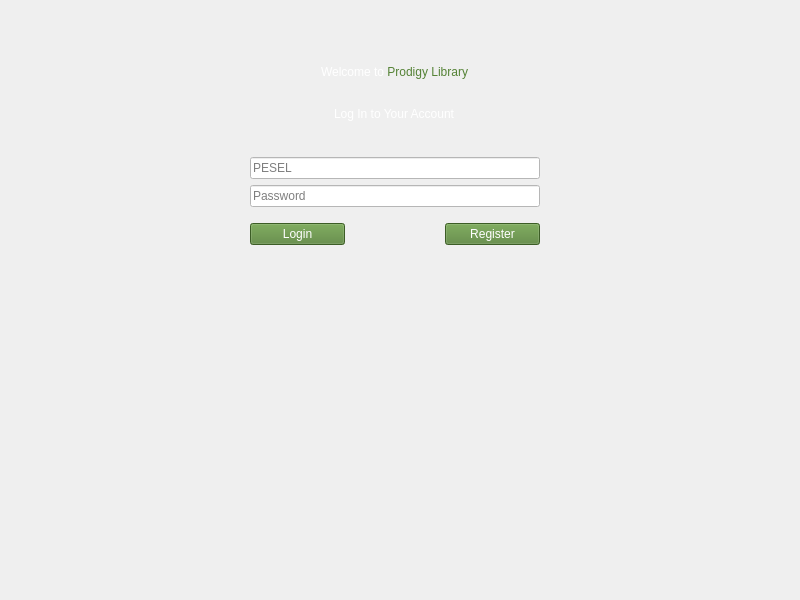
The window that loginview.ui (wcislak97/ProdigyLibrary) describes before a commit, drawn with Qt 5.
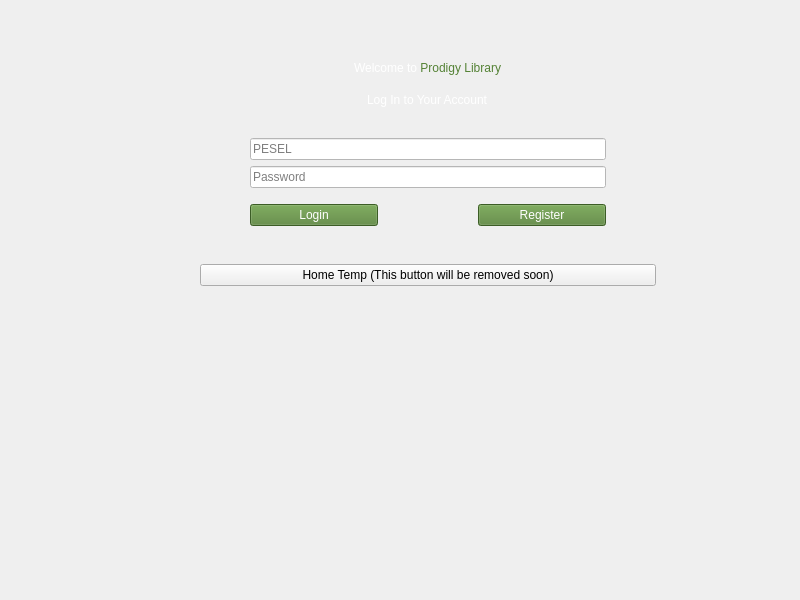
The same window after the commit.

Commit message: Home View is a QWidget now

```diff
--- a/loginview.ui
+++ b/loginview.ui
@@ -18,7 +18,7 @@
     <rect>
      <x>200</x>
      <y>30</y>
-     <width>390</width>
+     <width>456</width>
      <height>256</height>
     </rect>
    </property>
@@ -26,7 +26,7 @@
     <property name="topMargin">
      <number>25</number>
     </property>
-    <item row="0" column="1">
+    <item row="0" column="2">
      <layout class="QHBoxLayout" name="horizontalLayout">
       <item alignment="Qt::AlignHCenter">
        <widget class="QLabel" name="label_welcome">
@@ -44,18 +44,7 @@
       </item>
      </layout>
     </item>
-    <item row="4" column="1" alignment="Qt::AlignHCenter">
-     <widget class="QLabel" name="label_welcome3">
-      <property name="styleSheet">
-       <string notr="true">color: rgb(255, 255, 255);
-font: 75 16pt &quot;Calibri&quot;;</string>
-      </property>
-      <property name="text">
-       <string>Log In to Your Account</string>
-      </property>
-     </widget>
-    </item>
-    <item row="5" column="1">
+    <item row="5" column="2">
      <layout class="QGridLayout" name="gridLayout_lineEdit_login" columnstretch="0">
       <property name="leftMargin">
        <number>50</number>
@@ -532,13 +521,31 @@
       </item>
      </layout>
     </item>
-    <item row="6" column="1" alignment="Qt::AlignHCenter">
+    <item row="4" column="2" alignment="Qt::AlignHCenter">
+     <widget class="QLabel" name="label_welcome3">
+      <property name="styleSheet">
+       <string notr="true">color: rgb(255, 255, 255);
+font: 75 16pt &quot;Calibri&quot;;</string>
+      </property>
+      <property name="text">
+       <string>Log In to Your Account</string>
+      </property>
+     </widget>
+    </item>
+    <item row="6" column="2" alignment="Qt::AlignHCenter">
      <widget class="QLabel" name="label_login">
       <property name="text">
        <string/>
       </property>
      </widget>
     </item>
+    <item row="7" column="2">
+     <widget class="QPushButton" name="pushButton_homeTemp">
+      <property name="text">
+       <string>Home Temp (This button will be removed soon)</string>
+      </property>
+     </widget>
+    </item>
    </layout>
   </widget>
  </widget>
```
The commit also changes 10 other files.
